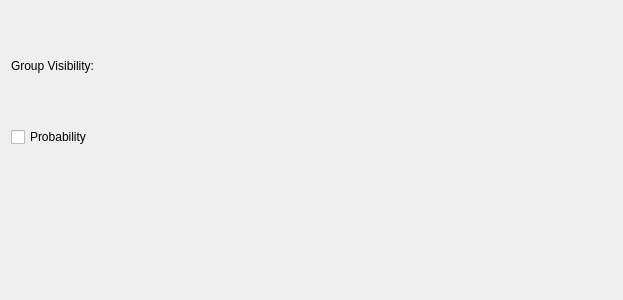
Qt form ilastik/applets/deepLearningClassification/viewerControls.ui (vibbits/ilastik) before a commit.
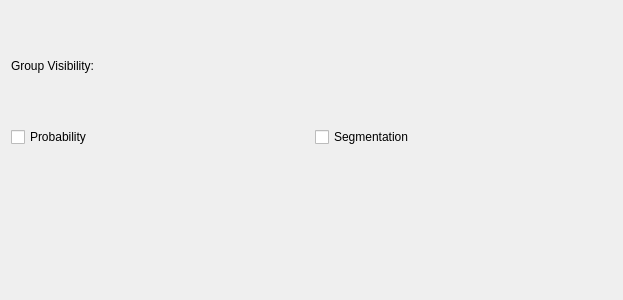
The same form after that commit. Custom widgets are drawn as their Qt base class.

Commit message: Added layers with segmentation (next to class probability).

Patch:
```diff
--- a/ilastik/applets/deepLearningClassification/viewerControls.ui
+++ b/ilastik/applets/deepLearningClassification/viewerControls.ui
@@ -30,6 +30,13 @@
        </property>
       </widget>
      </item>
+	 <item row="1" column="1">
+      <widget class="QCheckBox" name="checkShowSegmentation">
+       <property name="text">
+        <string>Segmentation</string>
+       </property>
+      </widget>
+     </item>
     </layout>
    </item>
    <item row="1" column="0">
```
The commit also changes 2 other files.
